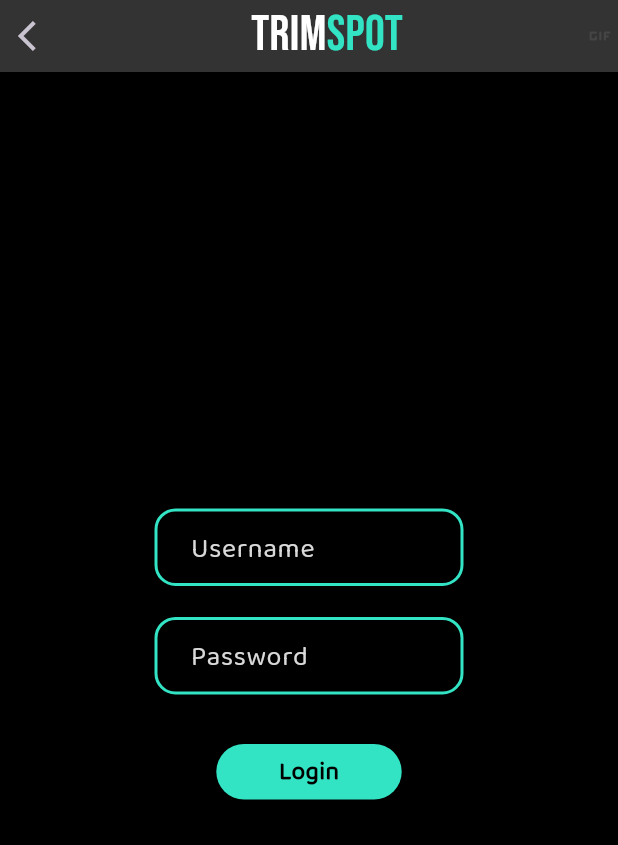
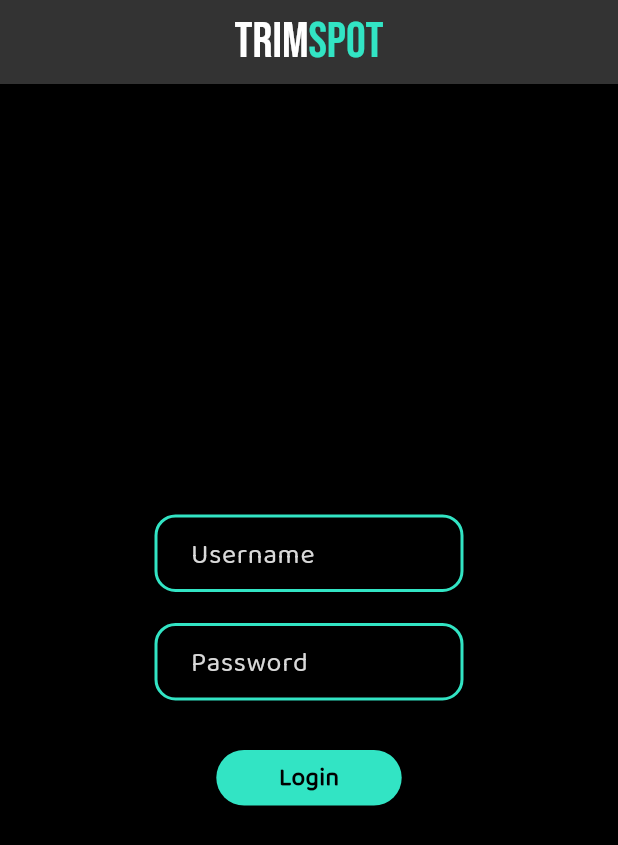
Before and after one commit to Shaham-Ahammed/trim-spot-admin, a Flutter app: the screen it shows after launch, on a phone screen of 412 x 824 dp. Shown: the top 845 px of the screen. Run offline on Flutter 3.47's test engine with Material 3 defaults, Android fonts, the phone set to English and light mode, and no system bars; our stand-ins replace cloud_firestore, firebase_core, flutter_bloc, loading_indicator; accounts and stored records are empty; statements that could not run were skipped.

Commit message:
changed some responsieveness issue

```diff
--- a/lib/screens/details_page.dart
+++ b/lib/screens/details_page.dart
@@ -10,7 +10,7 @@ import 'package:trim_spot_admin_side/widgets/detailed_view/approve_button.dart';
 import 'package:trim_spot_admin_side/widgets/detailed_view/heading_and_details.dart';
 import 'package:trim_spot_admin_side/widgets/detailed_view/images.dart';
 import 'package:trim_spot_admin_side/widgets/detailed_view/remove_button.dart';
-import 'package:trim_spot_admin_side/widgets/login/appbar.dart';
+import 'package:trim_spot_admin_side/widgets/appbar.dart';
 
 class RegistrationDetailsScreen extends StatelessWidget {
   final VerificationState shopState;
--- a/lib/screens/login.dart
+++ b/lib/screens/login.dart
@@ -4,9 +4,10 @@ import 'package:trim_spot_admin_side/blocs/login_bloc/login_button_bloc.dart';
 import 'package:trim_spot_admin_side/screens/home.dart';
 import 'package:trim_spot_admin_side/utils/colors.dart';
 import 'package:trim_spot_admin_side/utils/login/form_key.dart';
+import 'package:trim_spot_admin_side/utils/logo.dart';
 import 'package:trim_spot_admin_side/utils/mediaquery.dart';
 import 'package:trim_spot_admin_side/utils/page_route.dart';
-import 'package:trim_spot_admin_side/widgets/login/appbar.dart';
+import 'package:trim_spot_admin_side/widgets/appbar.dart';
 import 'package:trim_spot_admin_side/widgets/login/login_button.dart';
 import 'package:trim_spot_admin_side/widgets/login/textform_fields.dart';
 
@@ -26,10 +27,12 @@ class LoginScreen extends StatelessWidget {
         },
         child: Scaffold(
           backgroundColor: blackColor,
-          appBar: PreferredSize(
-              preferredSize:
-                  Size(double.infinity, mediaqueryHeight(0.1, context)),
-              child: const AppBarLogin()),
+          appBar: AppBar(
+            backgroundColor: appBarColor,
+            title: AppLogo(size: mediaqueryHeight(0.04, context)),
+            centerTitle: true,
+            automaticallyImplyLeading: false,
+          ),
           body: Form(
             key: loginFormKey,
             child: Column(
--- a/lib/widgets/login/appbar.dart
+++ b/lib/widgets/appbar.dart
@@ -17,7 +17,8 @@ class AppBarLogin extends StatelessWidget {
         children: [
           IconButton(onPressed:()=> Navigator.pop(context), icon:  const Icon(Icons.arrow_back_ios)),
           AppLogo(size: mediaqueryHeight(0.04, context)),
-          const Icon(Icons.gif_rounded,color: appBarColor,)
+          Container(height: .1,width: .1,color: Colors.transparent,)
+
         ],
       ),
     );
```
